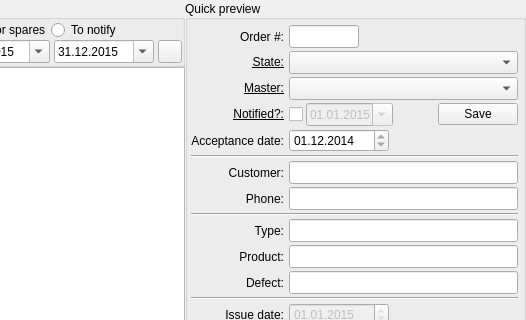
Old version of the form RepairCenter/orderswidgetmain.ui in the repository Feo-d-oR/YARC; both pictures show x 354 to 880 and y 0 to 320 of the 880 by 482 pixel window.
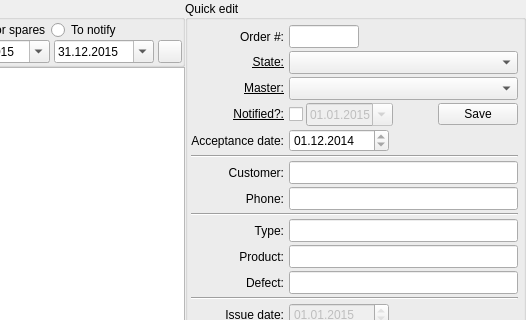
New version of the form. Icons and pictures are not drawn.

Patch:
```diff
--- a/RepairCenter/orderswidgetmain.ui
+++ b/RepairCenter/orderswidgetmain.ui
@@ -447,7 +447,7 @@
       </size>
      </property>
      <property name="title">
-      <string>Quick preview</string>
+      <string>Quick edit</string>
      </property>
      <property name="alignment">
       <set>Qt::AlignLeading|Qt::AlignLeft|Qt::AlignVCenter</set>
```
